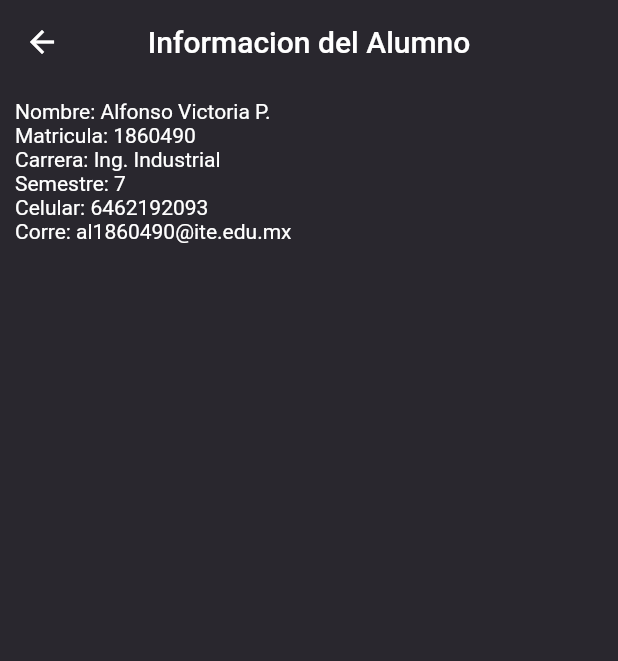
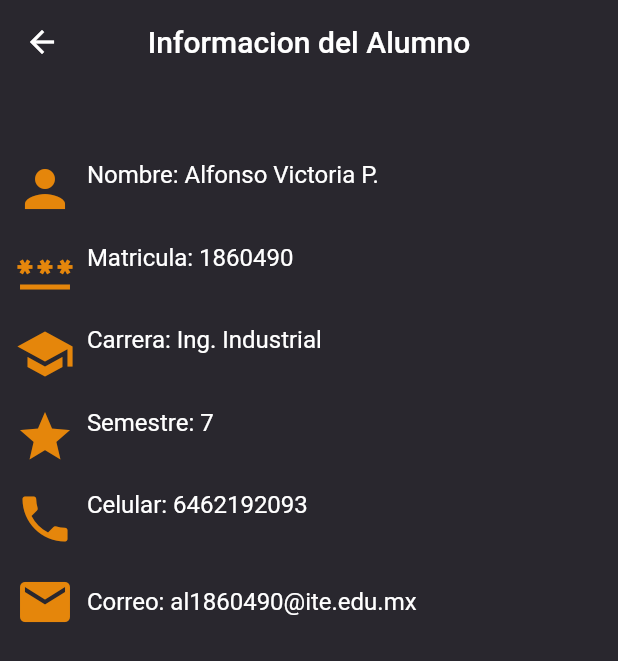
Before and after one commit to RamonSandoval/laboratorio13, a Flutter app: the screen it shows after launch, after a tap on an icon or button, on a phone screen of 412 x 824 dp. Shown: the top 661 px of the screen. Run offline on Flutter 3.47's test engine with Material 2 defaults, Android fonts, the phone set to English and light mode, and no system bars.

```diff
--- a/lib/info.dart
+++ b/lib/info.dart
@@ -29,27 +29,83 @@ class StudentInfo extends StatelessWidget {
         centerTitle: true,
       ),
       body: Padding(
-        padding: const EdgeInsets.only(top: 10, left: 10, right: 10),
-        child: Text(
-          'Nombre: ' +
-              name +
-              '\n' +
-              'Matricula: ' +
-              matricula +
-              '\n' +
-              'Carrera: ' +
-              career +
-              '\n' +
-              'Semestre: ' +
-              semester +
-              '\n' +
-              'Celular: ' +
-              phone +
-              '\n' +
-              'Corre: ' +
-              email,
-          style: TextStyle(color: Colors.white),
-        ),
+        padding: const EdgeInsets.only(top: 50, left: 10, right: 10),
+        child: Column(children: [
+          Row(children: [
+            const Icon(
+              Icons.person,
+              size: 40,
+              color: Color.fromARGB(247, 235, 137, 10),
+            ),
+            Text('  Nombre: ' + name + '\n',
+                style: TextStyle(color: Colors.white, fontSize: 16)),
+          ]),
+          const SizedBox(
+            height: 15,
+          ),
+          Row(children: [
+            const Icon(
+              Icons.password,
+              size: 40,
+              color: Color.fromARGB(247, 235, 137, 10),
+            ),
+            Text('  Matricula: ' + matricula + '\n',
+                style: TextStyle(color: Colors.white, fontSize: 16)),
+          ]),
+          const SizedBox(
+            height: 15,
+          ),
+          Row(children: [
+            const Icon(
+              Icons.school,
+              size: 40,
+              color: Color.fromARGB(247, 235, 137, 10),
+            ),
+            Text('  Carrera: ' + career + '\n',
+                style: TextStyle(color: Colors.white, fontSize: 16)),
+          ]),
+          const SizedBox(
+            height: 15,
+          ),
+          Row(children: [
+            const Icon(
+              Icons.grade,
+              size: 40,
+              color: Color.fromARGB(247, 235, 137, 10),
+            ),
+            Text('  Semestre: ' + semester + '\n',
+                style: TextStyle(
+                  color: Colors.white,
+                  fontSize: 16,
+                )),
+          ]),
+          const SizedBox(
+            height: 15,
+          ),
+          Row(children: [
+            const Icon(
+              Icons.phone,
+              size: 40,
+              color: Color.fromARGB(247, 235, 137, 10),
+            ),
+            Text('  Celular: ' + phone + '\n',
+                style: TextStyle(color: Colors.white, fontSize: 16)),
+          ]),
+          const SizedBox(
+            height: 15,
+          ),
+          Row(children: [
+            const Icon(
+              Icons.email,
+              size: 40,
+              color: Color.fromARGB(247, 235, 137, 10),
+            ),
+            Text(
+              '  Correo: ' + email,
+              style: TextStyle(color: Colors.white, fontSize: 16),
+            ),
+          ]),
+        ]),
       ),
     );
   }
--- a/lib/main.dart
+++ b/lib/main.dart
@@ -76,17 +76,17 @@ class _MyAppState extends State<MyApp> {
                       style: TextStyle(color: Colors.white, fontSize: 16),
                     ),
                     subtitle: Text(_estudiantes[index].career,
-                        style: TextStyle(
+                        style: const TextStyle(
                             color: Color.fromARGB(255, 138, 138, 138),
                             fontSize: 12)),
                     leading: CircleAvatar(
                         backgroundColor: Color.fromARGB(247, 235, 137, 10),
                         child: Text(
                           _estudiantes[index].name.substring(0, 1),
-                          style: TextStyle(
+                          style: const TextStyle(
                               color: Color.fromARGB(247, 255, 255, 255)),
                         )),
-                    trailing: Icon(
+                    trailing: const Icon(
                       Icons.arrow_forward_ios,
                       color: Colors.white,
                     ),
```
